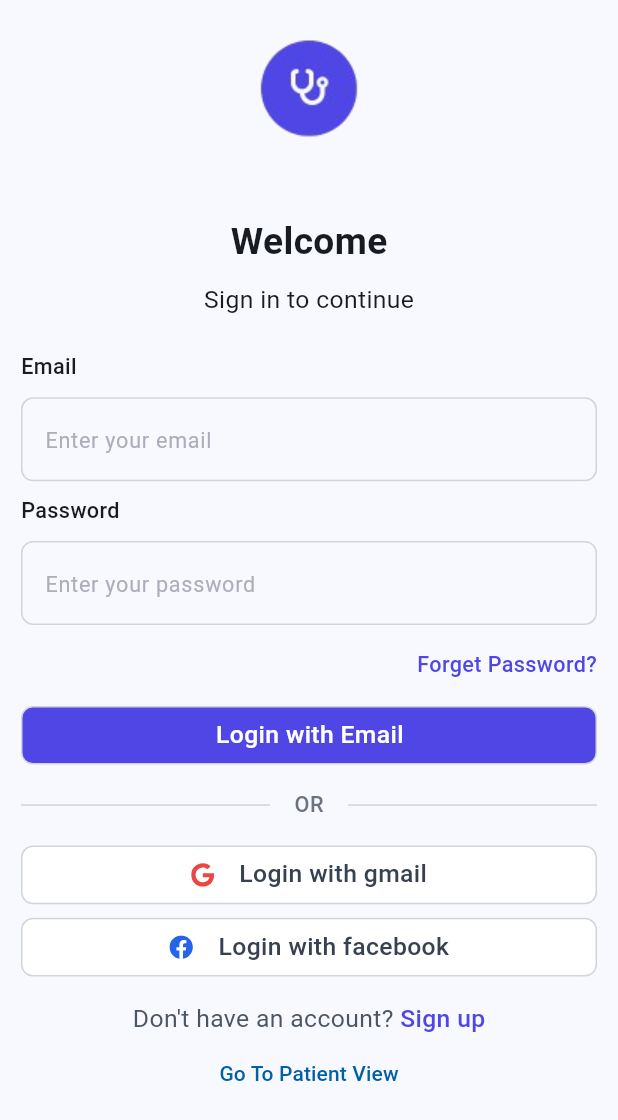
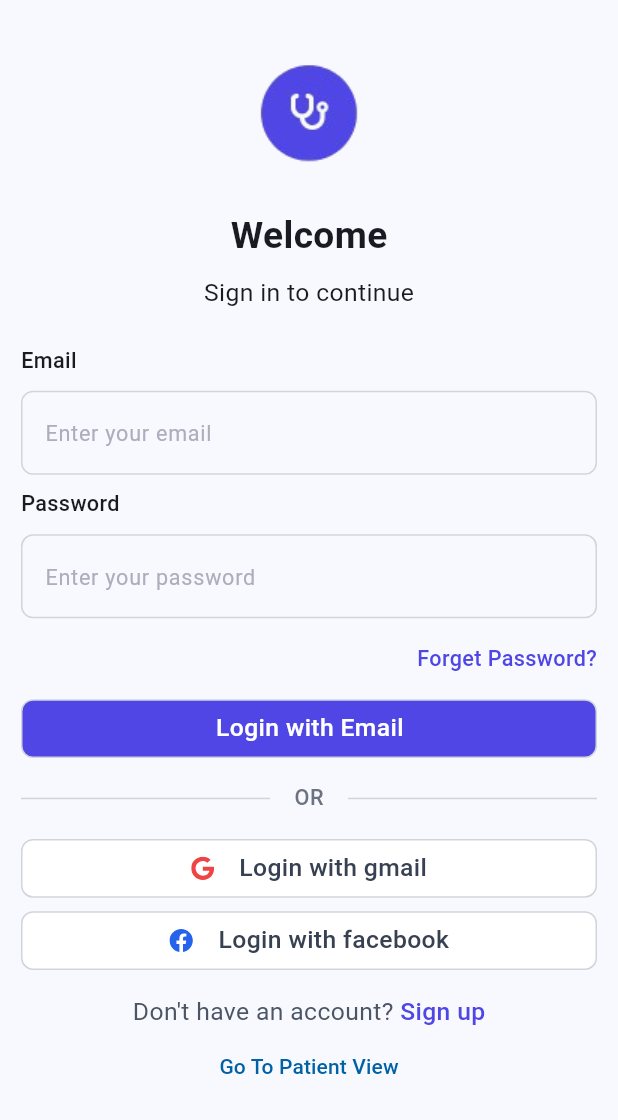
Before and after one commit to Polymath000/InsightMed, a Flutter app: the LoginScreen screen opened by its route, on a phone screen of 412 x 824 dp. Shown: the top 1120 px of the screen. Run offline on Flutter 3.47's test engine with Material 3 defaults, Android fonts, the phone set to English and light mode, and no system bars; our stand-ins replace bloc, dio, file_picker, flutter_bloc, flutter_screenutil, flutter_svg and 1 more; missing offline and left inert: drop_down_list; accounts and stored records are empty; Roboto replaces fonts that are missing (Cairo).

```diff
--- a/lib/features/auth/presentation/views/widgets/top_login_view.dart
+++ b/lib/features/auth/presentation/views/widgets/top_login_view.dart
@@ -3,29 +3,22 @@ import 'package:flutter_screenutil/flutter_screenutil.dart';
 import '../../../../../core/utls/app_images.dart';
 
 class TopLoginView extends StatelessWidget {
-  const TopLoginView({
-    super.key,
-  });
+  const TopLoginView({super.key});
 
   @override
   Widget build(final BuildContext context) => Column(
     children: [
+      SizedBox(height: MediaQuery.of(context).size.height / 50),
       const Image(image: AssetImage(Assets.assetsImagesLogo)),
-        SizedBox(height: MediaQuery.of(context).size.height / 30),
+      SizedBox(height: MediaQuery.of(context).size.height / 125),
       Text(
         'Welcome',
-          style: TextStyle(
-            fontWeight: FontWeight.w600,
-            fontSize: 24.sp,
-          ),
+        style: TextStyle(fontWeight: FontWeight.w600, fontSize: 24.sp),
       ),
       SizedBox(height: MediaQuery.of(context).size.height / 85),
       Text(
         'Sign in to continue',
-          style: TextStyle(
-            fontWeight: FontWeight.w400,
-            fontSize: 16.sp,
-          ),
+        style: TextStyle(fontWeight: FontWeight.w400, fontSize: 16.sp),
       ),
     ],
   );
```
Lines whose indentation alone changed are shown as unchanged.
